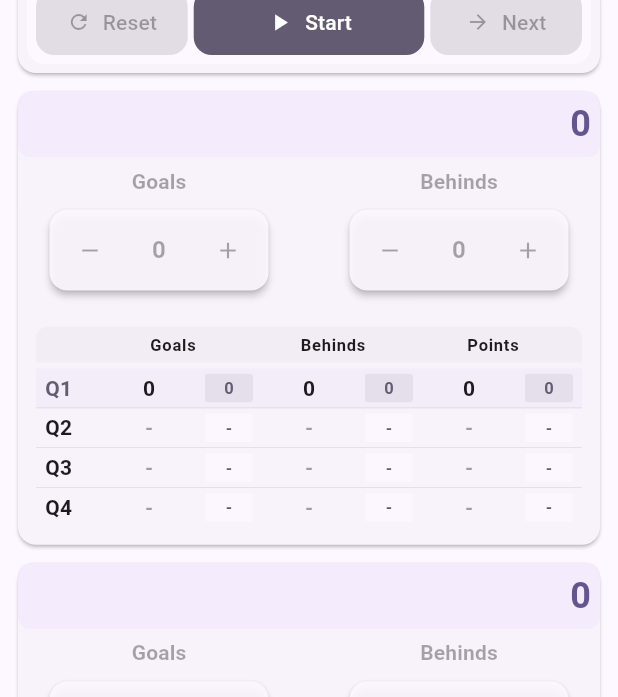
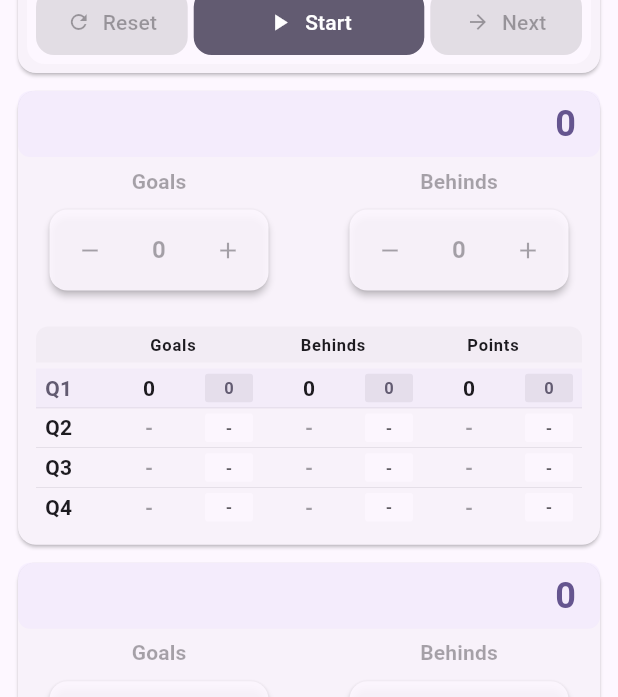
Before and after one commit to ryannortham/scorecard, a Flutter app: the Scoring screen opened directly, on a phone screen of 412 x 824 dp. Shown: the part 281-978 px from the top of the screen. Run offline on Flutter 3.47's test engine with Material 3 defaults, Android fonts, the phone set to English and light mode, and no system bars; drawn by our look-alikes of dynamic_color; our stand-ins replace flutter_svg, share_plus, shared_preferences, stop_watch_timer; missing offline and left inert: gal, widget_screenshot_plus; accounts and stored records are empty.

Commit message:
fix: Update padding in TeamScoreHeader for improved layout consistency

```diff
--- a/lib/widgets/scoring/team_score_header.dart
+++ b/lib/widgets/scoring/team_score_header.dart
@@ -17,7 +17,7 @@ class TeamScoreHeader extends StatelessWidget {
   @override
   Widget build(BuildContext context) {
     return Container(
-      padding: const EdgeInsets.all(6.0),
+      padding: const EdgeInsets.symmetric(horizontal: 16.0, vertical: 6.0),
       decoration: BoxDecoration(
         color: Theme.of(context)
             .colorScheme
```
